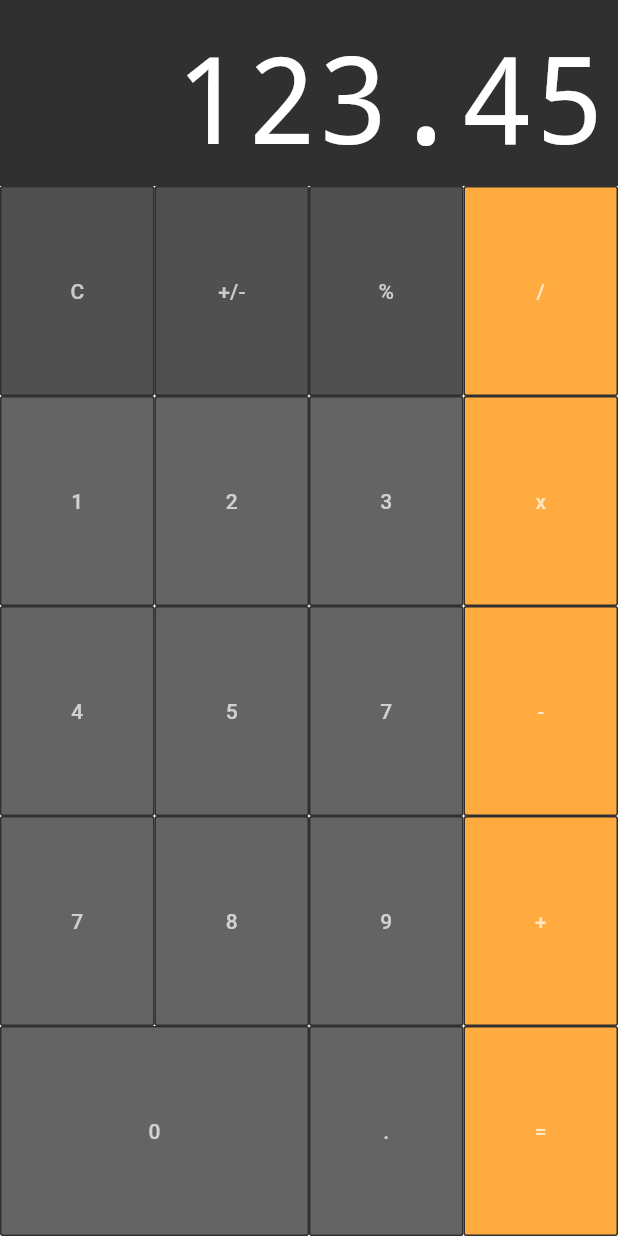
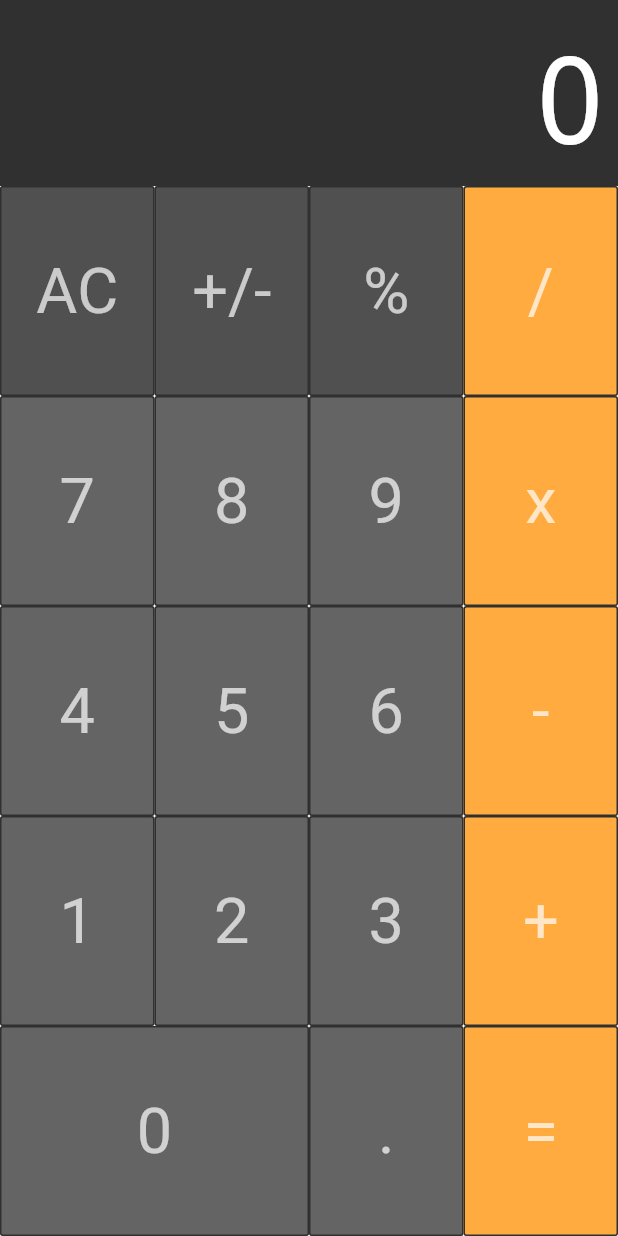
Before and after one commit to VitorMours/Mobile-Calculator, a Flutter app: the screen it shows after launch, on a phone screen of 412 x 824 dp. Run offline on Flutter 3.47's test engine with Material 3 defaults, Android fonts, the phone set to English and light mode, and no system bars; drawn by our look-alikes of auto_size_text.

```diff
--- a/lib/components/button.dart
+++ b/lib/components/button.dart
@@ -6,27 +6,23 @@ class Button extends StatelessWidget {
   final String text;
   final int flex_value;
   final Color color;
+  final void Function(String) cb;
 
   static const Color DEFAULT = Color.fromRGBO(100, 100, 100, 1);
   static const Color OPERATION = Colors.orangeAccent;
   static const Color EXTRAS = Color.fromRGBO(80, 80, 80, 1);
 
   const Button(this.text,
-      {super.key, this.flex_value = 1, this.color = DEFAULT});
+      {super.key, this.flex_value = 1, this.color = DEFAULT, required this.cb});
 
-  const Button.extras(
-    this.text, {
-    super.key,
-    this.color = EXTRAS,
-    this.flex_value = 1,
-  });
+  const Button.extras(this.text,
+      {super.key, this.color = EXTRAS, this.flex_value = 1, required this.cb});
 
-  const Button.operation(
-    this.text, {
-    super.key,
-    this.color = OPERATION,
-    this.flex_value = 1,
-  });
+  const Button.operation(this.text,
+      {super.key,
+      this.color = OPERATION,
+      this.flex_value = 1,
+      required this.cb});
 
   @override
   Widget build(BuildContext context) {
@@ -34,15 +30,16 @@ class Button extends StatelessWidget {
         flex: flex_value,
         child: OutlinedButton(
           style: OutlinedButton.styleFrom(
+            textStyle: TextStyle(fontSize: 42),
             foregroundColor: Colors.white70,
-            side: BorderSide(color: Color.fromRGBO(48, 48, 48, 1)),
+            side: BorderSide(color: const Color.fromRGBO(48, 48, 48, 1)),
             splashFactory: NoSplash.splashFactory,
             backgroundColor: color,
             shape:
                 RoundedRectangleBorder(borderRadius: BorderRadius.circular(2)),
           ),
           child: Text(text),
-          onPressed: () {},
+          onPressed: () => cb(text),
         ));
   }
 }
--- a/lib/components/keyboard.dart
+++ b/lib/components/keyboard.dart
@@ -3,6 +3,10 @@ import 'package:calculadora/components/button_row.dart';
 import 'package:flutter/material.dart';
 
 class Keyboard extends StatelessWidget {
+  final void Function(String) cb;
+
+  Keyboard(this.cb);
+
   @override
   Widget build(BuildContext context) {
     return Container(
@@ -10,24 +14,33 @@ class Keyboard extends StatelessWidget {
       child: Column(
         children: <Widget>[
           ButtonRow([
-            Button.extras("C"),
-            Button.extras("+/-"),
-            Button.extras("%"),
-            Button.operation("/")
+            Button.extras("AC", cb: cb),
+            Button.extras("+/-", cb: cb),
+            Button.extras("%", cb: cb),
+            Button.operation("/", cb: cb)
           ]),
-          ButtonRow(
-              [Button("1"), Button("2"), Button("3"), Button.operation("x")]),
-          ButtonRow(
-              [Button("4"), Button("5"), Button("7"), Button.operation("-")]),
-          ButtonRow(
-              [Button("7"), Button("8"), Button("9"), Button.operation("+")]),
           ButtonRow([
-            Button(
-              "0",
-              flex_value: 2,
-            ),
-            Button("."),
-            Button.operation("=")
+            Button("7", cb: cb),
+            Button("8", cb: cb),
+            Button("9", cb: cb),
+            Button.operation("x", cb: cb)
+          ]),
+          ButtonRow([
+            Button("4", cb: cb),
+            Button("5", cb: cb),
+            Button("6", cb: cb),
+            Button.operation("-", cb: cb)
+          ]),
+          ButtonRow([
+            Button("1", cb: cb),
+            Button("2", cb: cb),
+            Button("3", cb: cb),
+            Button.operation("+", cb: cb)
+          ]),
+          ButtonRow([
+            Button("0", flex_value: 2, cb: cb),
+            Button(".", cb: cb),
+            Button.operation("=", cb: cb)
           ]),
         ],
       ),
--- a/lib/screens/calculadora.dart
+++ b/lib/screens/calculadora.dart
@@ -1,8 +1,22 @@
 import "package:calculadora/components/display.dart";
+import "package:calculadora/models/memory.dart";
 import "package:flutter/material.dart";
 import "package:calculadora/components/keyboard.dart";
 
-class Calculadora extends StatelessWidget {
+class Calculadora extends StatefulWidget {
+  @override
+  _CalculadoraState createState() => _CalculadoraState();
+}
+
+class _CalculadoraState extends State<Calculadora> {
+  final Memory memory = Memory();
+
+  _onPressed(String command) {
+    setState(() {
+      memory.applyCommand(command);
+    });
+  }
+
   @override
   Widget build(BuildContext context) {
     return MaterialApp(
@@ -11,7 +25,7 @@ class Calculadora extends StatelessWidget {
             useMaterial3: true,
             colorScheme: ColorScheme.fromSeed(seedColor: Colors.black)),
         home: Column(
-          children: <Widget>[Display("123.45"), Keyboard()],
+          children: <Widget>[Display(memory.value), Keyboard(_onPressed)],
         ));
   }
 }
--- a/pubspec.yaml
+++ b/pubspec.yaml
@@ -35,6 +35,7 @@ dependencies:
   # The following adds the Cupertino Icons font to your application.
   # Use with the CupertinoIcons class for iOS style icons.
   cupertino_icons: ^1.0.8
+  dartdoc: ^8.1.0
 
 dev_dependencies:
   flutter_test:
```
Also changed, not shown: lib/models/memory.dart (added, +87 -0 lines), pubspec.lock.
